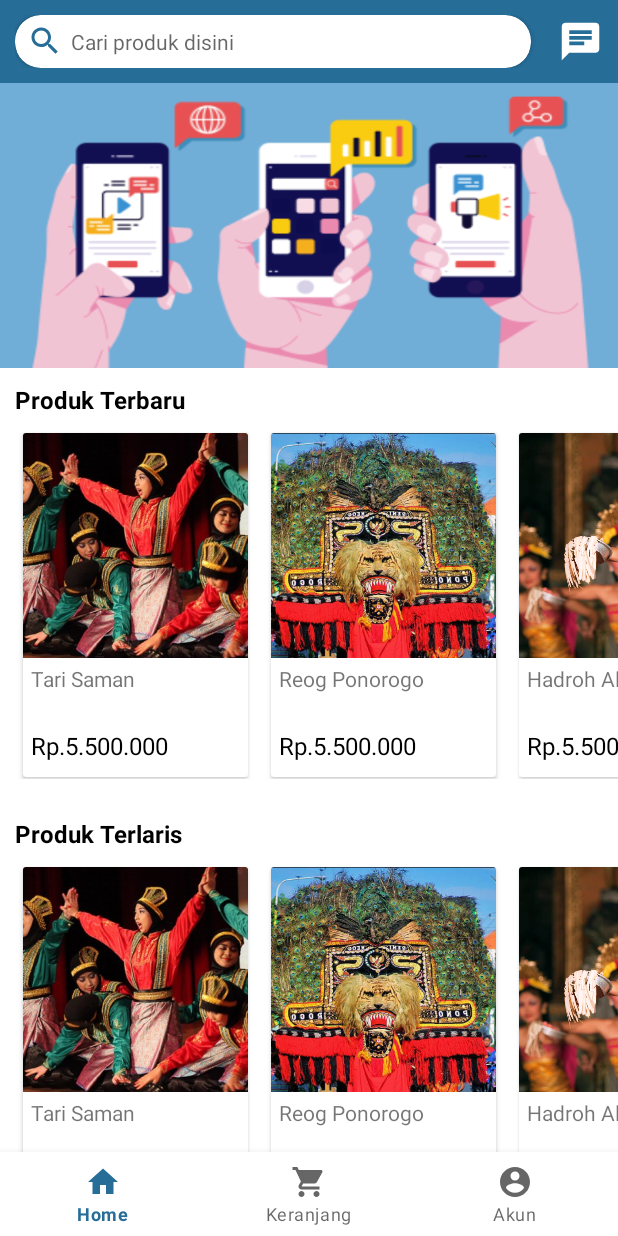
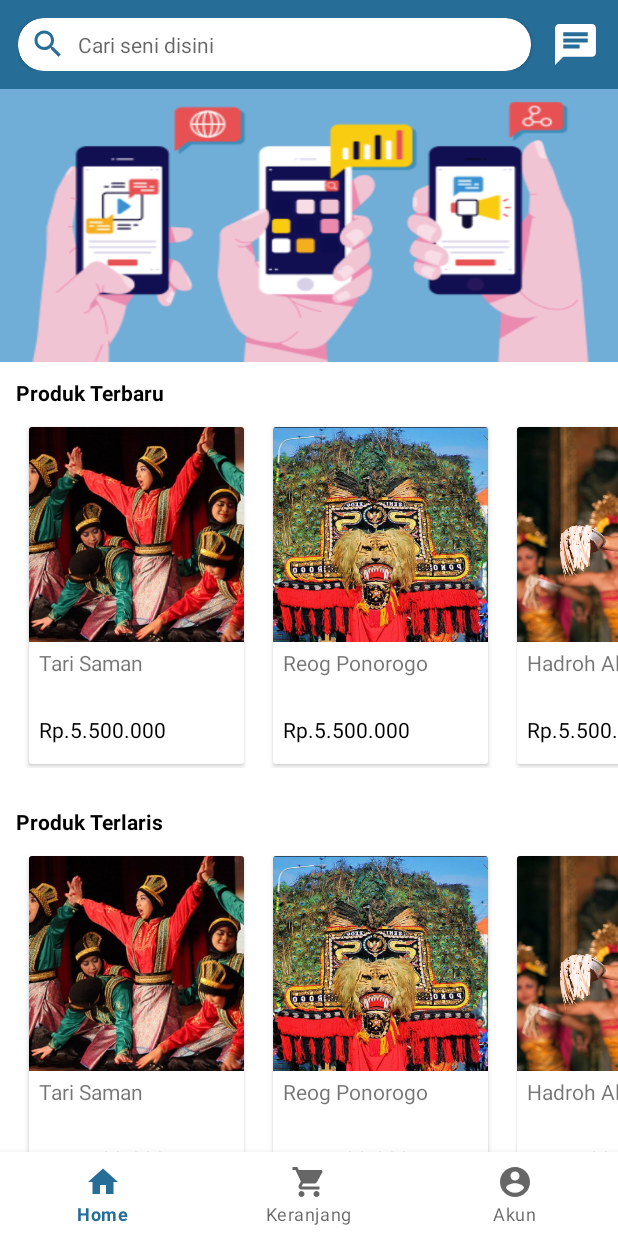
Before and after one commit to mhasan8801/SedayaMobile, an Android app: the screen it shows after launch (MainActivity), on a phone screen of 412 x 824 dp. Run offline under Robolectric (Android 15) with nearby library versions, the phone set to English and light mode, and no system bars; our stand-ins replace sdp/ssp sizes.

Commit message:
Scalable size screen

```diff
--- a/app/build.gradle
+++ b/app/build.gradle
@@ -53,4 +53,8 @@ dependencies {
 
     //card view
     implementation 'com.android.support:cardview-v7:29.0.0'
+
+    //Scalable Size
+    implementation 'com.intuit.sdp:sdp-android:1.0.6'
+    implementation 'com.intuit.ssp:ssp-android:1.0.6'
 }
--- a/app/src/main/res/layout/fragment_home.xml
+++ b/app/src/main/res/layout/fragment_home.xml
@@ -7,13 +7,13 @@
 
     <RelativeLayout
         android:background="@color/colorPrimary"
-        android:padding="10dp"
+        android:padding="@dimen/_9sdp"
         android:orientation="horizontal"
         android:layout_width="match_parent"
         android:layout_height="wrap_content">
 
         <androidx.cardview.widget.CardView
-            android:layout_marginRight="8dp"
+            android:layout_marginRight="@dimen/_5sdp"
             android:layout_toLeftOf="@+id/icn_chat"
             app:cardCornerRadius="17dp"
             android:layout_width="match_parent"
@@ -26,16 +26,16 @@
                 android:layout_height="match_parent">
 
                 <ImageView
-                    android:layout_marginLeft="8dp"
+                    android:layout_marginLeft="@dimen/_6sdp"
                     android:layout_width="wrap_content"
                     android:layout_height="wrap_content"
                     app:srcCompat="@drawable/ic_baseline_search_24"/>
 
                 <TextView
-                    android:layout_marginLeft="5dp"
+                    android:layout_marginLeft="@dimen/_6sdp"
                     android:layout_width="match_parent"
                     android:layout_height="wrap_content"
-                    android:hint="Cari produk disini"/>
+                    android:hint="Cari seni disini"/>
 
             </LinearLayout>
 
@@ -45,9 +45,9 @@
             android:layout_centerVertical="true"
             android:id="@+id/icn_chat"
             android:layout_alignParentRight="true"
-            android:layout_marginLeft="10dp"
-            android:layout_width="30dp"
-            android:layout_height="30dp"
+            android:layout_marginLeft="@dimen/_5sdp"
+            android:layout_width="@dimen/_25sdp"
+            android:layout_height="@dimen/_25sdp"
             app:srcCompat="@drawable/ic_baseline_chat_24"/>
 
     </RelativeLayout>
@@ -57,7 +57,7 @@
         android:layout_height="match_parent">
 
         <LinearLayout
-            android:layout_marginBottom="15dp"
+            android:layout_marginBottom="@dimen/_12sdp"
             android:orientation="vertical"
             android:layout_width="match_parent"
             android:layout_height="match_parent">
@@ -65,7 +65,7 @@
             <androidx.viewpager.widget.ViewPager
                 android:id="@+id/vp_slider"
                 android:layout_width="match_parent"
-                android:layout_height="190dp"/>
+                android:layout_height="@dimen/_140sdp"/>
 
             <LinearLayout
                 android:background="@color/white"
@@ -74,10 +74,10 @@
                 android:layout_height="wrap_content">
 
                 <TextView
-                    android:textSize="16dp"
+                    android:textSize="@dimen/_11ssp"
                     android:textStyle="bold"
                     android:textColor="@color/black"
-                    android:layout_margin="10dp"
+                    android:layout_margin="@dimen/_8ssp"
                     android:layout_width="wrap_content"
                     android:layout_height="wrap_content"
                     android:text="Produk Terbaru"/>
@@ -92,15 +92,15 @@
             <LinearLayout
                 android:background="@color/white"
                 android:orientation="vertical"
-                android:layout_marginTop="15dp"
+                android:layout_marginTop="@dimen/_12sdp"
                 android:layout_width="match_parent"
                 android:layout_height="wrap_content">
 
                 <TextView
-                    android:textSize="16dp"
+                    android:textSize="@dimen/_11ssp"
                     android:textStyle="bold"
                     android:textColor="@color/black"
-                    android:layout_margin="10dp"
+                    android:layout_margin="@dimen/_8ssp"
                     android:layout_width="wrap_content"
                     android:layout_height="wrap_content"
                     android:text="Produk Terlaris"/>
@@ -115,15 +115,15 @@
             <LinearLayout
                 android:background="@color/white"
                 android:orientation="vertical"
-                android:layout_marginTop="15dp"
+                android:layout_marginTop="@dimen/_12sdp"
                 android:layout_width="match_parent"
                 android:layout_height="wrap_content">
 
                 <TextView
-                    android:textSize="16dp"
+                    android:textSize="@dimen/_13ssp"
                     android:textStyle="bold"
                     android:textColor="@color/black"
-                    android:layout_margin="10dp"
+                    android:layout_margin="@dimen/_8ssp"
                     android:layout_width="wrap_content"
                     android:layout_height="wrap_content"
                     android:text="Elektronik"/>
--- a/app/src/main/res/layout/item_seni.xml
+++ b/app/src/main/res/layout/item_seni.xml
@@ -1,10 +1,10 @@
 <?xml version="1.0" encoding="utf-8"?>
 <androidx.cardview.widget.CardView xmlns:android="http://schemas.android.com/apk/res/android"
     android:id="@+id/layout"
-    android:layout_width="150dp"
+    android:layout_width="@dimen/_110sdp"
     android:layout_height="wrap_content"
-    android:layout_marginLeft="15dp"
-    android:layout_marginVertical="1dp"
+    android:layout_marginLeft="@dimen/_15sdp"
+    android:layout_marginVertical="@dimen/_2sdp"
     xmlns:app="http://schemas.android.com/apk/res-auto">
 
     <LinearLayout
@@ -14,14 +14,14 @@
 
         <ImageView
             android:id="@+id/img_seni"
-            android:layout_width="150dp"
-            android:layout_height="150dp"
+            android:layout_width="@dimen/_110sdp"
+            android:layout_height="@dimen/_110sdp"
             android:scaleType="centerCrop"
             android:src="@drawable/loadingseni"/>
 
         <TextView
-            android:layout_marginHorizontal="5dp"
-            android:layout_marginTop="4dp"
+            android:layout_marginHorizontal="@dimen/_5sdp"
+            android:layout_marginTop="@dimen/_3sdp"
             android:id="@+id/tv_judul"
             android:lines="2"
             android:maxLines="2"
@@ -42,10 +42,10 @@
 
         <TextView
             android:textColor="@color/black"
-            android:layout_marginTop="8dp"
-            android:layout_marginBottom="10dp"
-            android:textSize="16dp"
-            android:layout_marginHorizontal="5dp"
+            android:layout_marginTop="@dimen/_7ssp"
+            android:layout_marginBottom="@dimen/_10ssp"
+            android:textSize="@dimen/_11ssp"
+            android:layout_marginHorizontal="@dimen/_5ssp"
             android:id="@+id/tv_harga"
             android:layout_width="wrap_content"
             android:layout_height="wrap_content"
--- a/app/src/main/res/layout/item_slider.xml
+++ b/app/src/main/res/layout/item_slider.xml
@@ -7,7 +7,7 @@
     <ImageView
         android:id="@+id/image"
         android:layout_width="match_parent"
-        android:layout_height="190dp"
+        android:layout_height="@dimen/_140sdp"
         android:scaleType="fitXY"/>
 
 </RelativeLayout>
```
Also changed, not shown: app/src/main/res/layout/activity_login.xml (+10 -10 lines), app/src/main/res/layout/fragment_akun.xml (+4 -4 lines), app/src/main/res/layout/fragment_keranjang.xml (+4 -4 lines).
